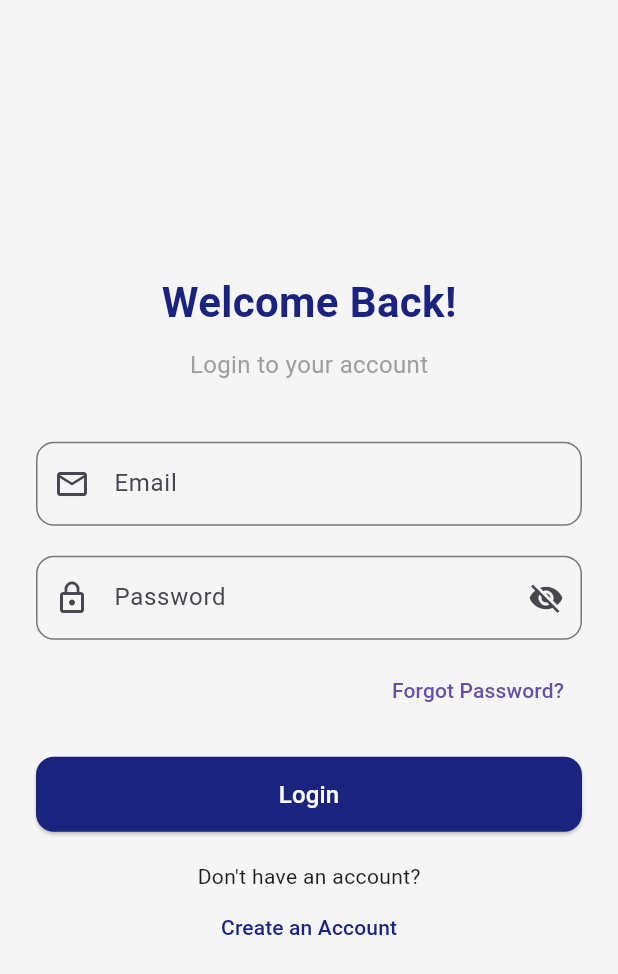
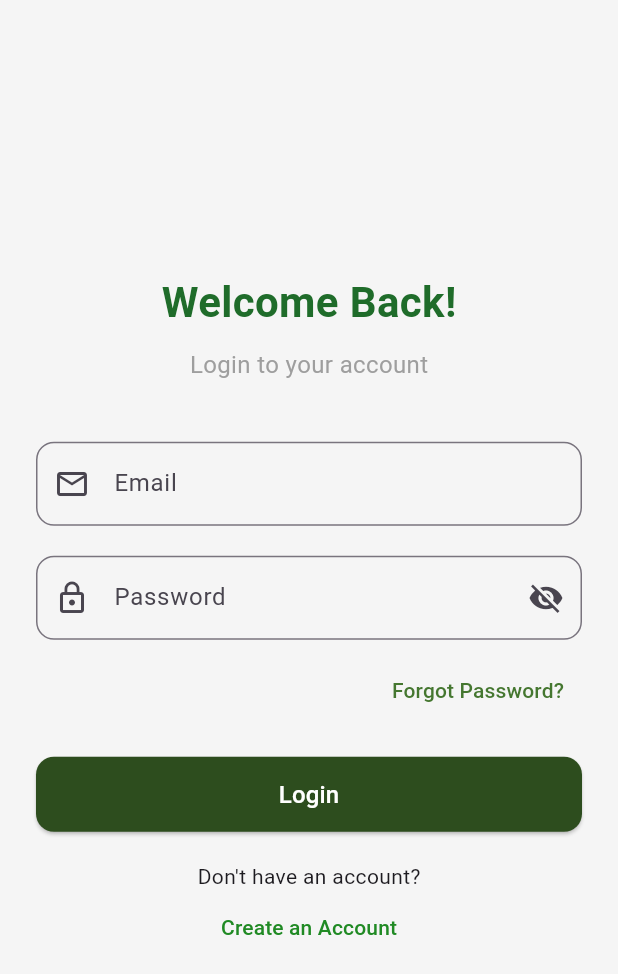
Before and after one commit to assadullah381/Futsal-Management-Application, a Flutter app: the LoginScreen screen opened directly, on a phone screen of 412 x 824 dp. Shown: the top 974 px of the screen. Run offline on Flutter 3.47's test engine with Material 3 defaults, Android fonts, the light colour scheme and no system bars; our stand-ins replace appwrite, badges, firebase_auth, firebase_core, firebase_database, google_fonts and 2 more; missing offline and left inert: manganuhu; accounts and stored records are empty; network calls fail.

Commit message:
update and added theme to login

```diff
--- a/lib/login.dart
+++ b/lib/login.dart
@@ -1,9 +1,9 @@
 import 'package:firebase_auth/firebase_auth.dart';
-import 'firebase_database.dart';
+import 'package:firebase_database/firebase_database.dart';
 import 'package:flutter/material.dart';
-import 'screens/homepage.dart';
-import 'register.dart';
-import 'adminhomescreen.dart';
+import 'package:manganuhu/screens/homepage.dart';
+import 'package:manganuhu/authentication/register.dart';
+import 'package:manganuhu/admin/adminhomescreen.dart';
 
 class LoginScreen extends StatefulWidget {
   const LoginScreen({Key? key}) : super(key: key);
@@ -216,7 +216,7 @@ class _LoginScreenState extends State<LoginScreen> {
                   style: TextStyle(
                     fontSize: 28,
                     fontWeight: FontWeight.bold,
-                    color: Color(0xFF1A237E),
+                    color: Color.fromARGB(255, 31, 108, 42),
                   ),
                 ),
                 const SizedBox(height: 10),
@@ -262,13 +262,16 @@ class _LoginScreenState extends State<LoginScreen> {
                   child: TextButton(
                     onPressed: isLoading ? null : resetPassword,
                     child: const Text('Forgot Password?'),
+                    style: TextButton.styleFrom(
+                      foregroundColor: const Color(0xff457730),
+                    ),
                   ),
                 ),
                 const SizedBox(height: 20),
                 ElevatedButton(
                   onPressed: isLoading ? null : loginUser,
                   style: ElevatedButton.styleFrom(
-                    backgroundColor: const Color(0xFF1A237E),
+                    backgroundColor: const Color.fromARGB(255, 45, 77, 30),
                     shape: RoundedRectangleBorder(
                       borderRadius: BorderRadius.circular(12),
                     ),
@@ -296,7 +299,7 @@ class _LoginScreenState extends State<LoginScreen> {
                         },
                   child: const Text(
                     'Create an Account',
-                    style: TextStyle(color: Color(0xFF1A237E)),
+                    style: TextStyle(color: Color.fromARGB(255, 32, 138, 36)),
                   ),
                 ),
               ],
```
